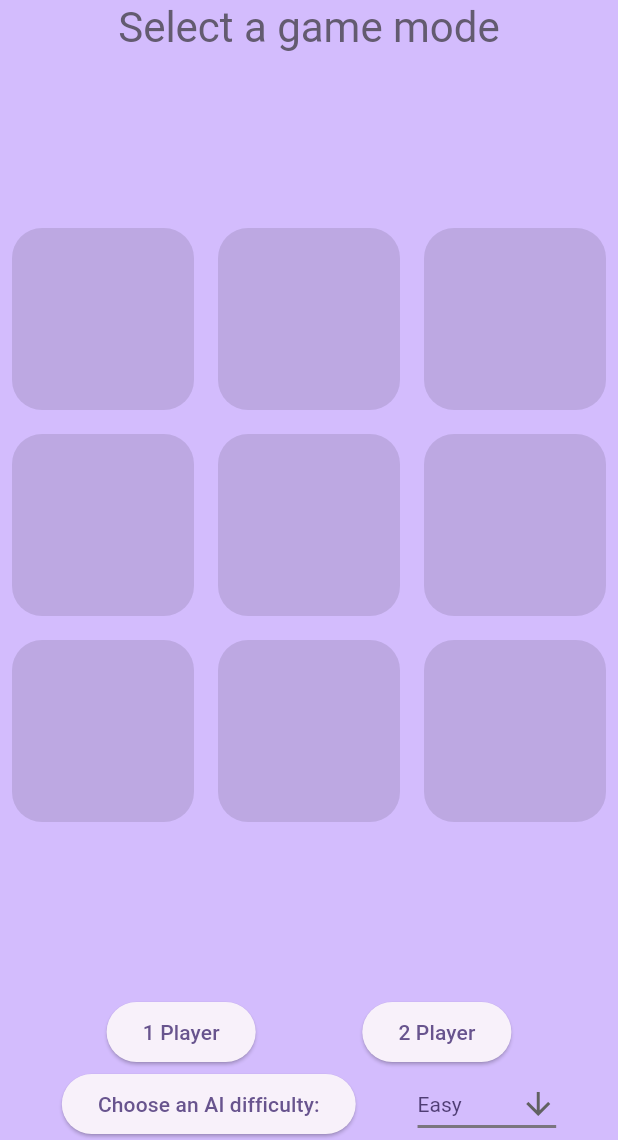
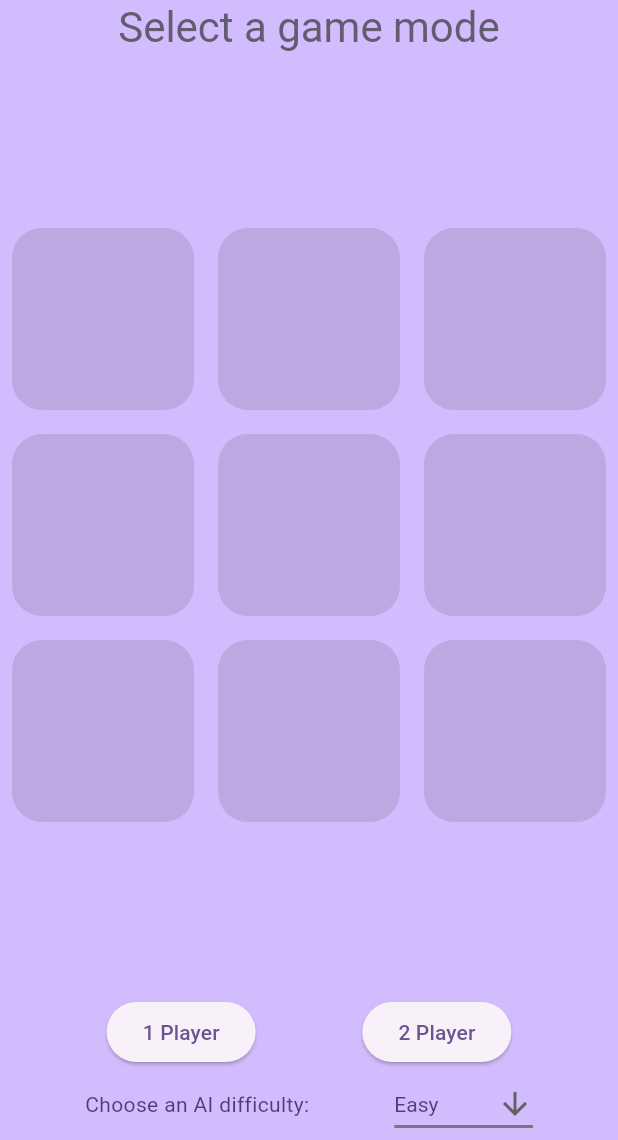
Before and after one commit to JanEricNitschke/TicTacToe, a Flutter app: the screen it shows after launch, on a phone screen of 412 x 824 dp, the part 96-1236 px from its top. Run offline on Flutter 3.47's test engine with Material 2 defaults, Android fonts, the phone set to English and light mode, and no system bars.

```diff
--- a/tictactoe_dart/lib/main.dart
+++ b/tictactoe_dart/lib/main.dart
@@ -331,10 +331,9 @@ class DifficultySelection extends StatelessWidget {
       mainAxisAlignment: MainAxisAlignment.spaceEvenly,
       mainAxisSize: MainAxisSize.max,
       children: [
-        ElevatedButton(
-          onPressed: () {},
-          child: Text("Choose an AI difficulty:"),
-        ),
+        Text("Choose an AI difficulty:", style: theme.textTheme.bodyMedium!.copyWith(
+        color: theme.colorScheme.onPrimaryContainer,
+      ),),
         DropdownButton<Difficulty>(
           value: appState.difficulty,
           icon: const Icon(Icons.arrow_downward),
```
Also changed, not shown: .github/workflows/dart.yaml, tictactoe_dart/pubspec.lock (deleted), 11 other files.
